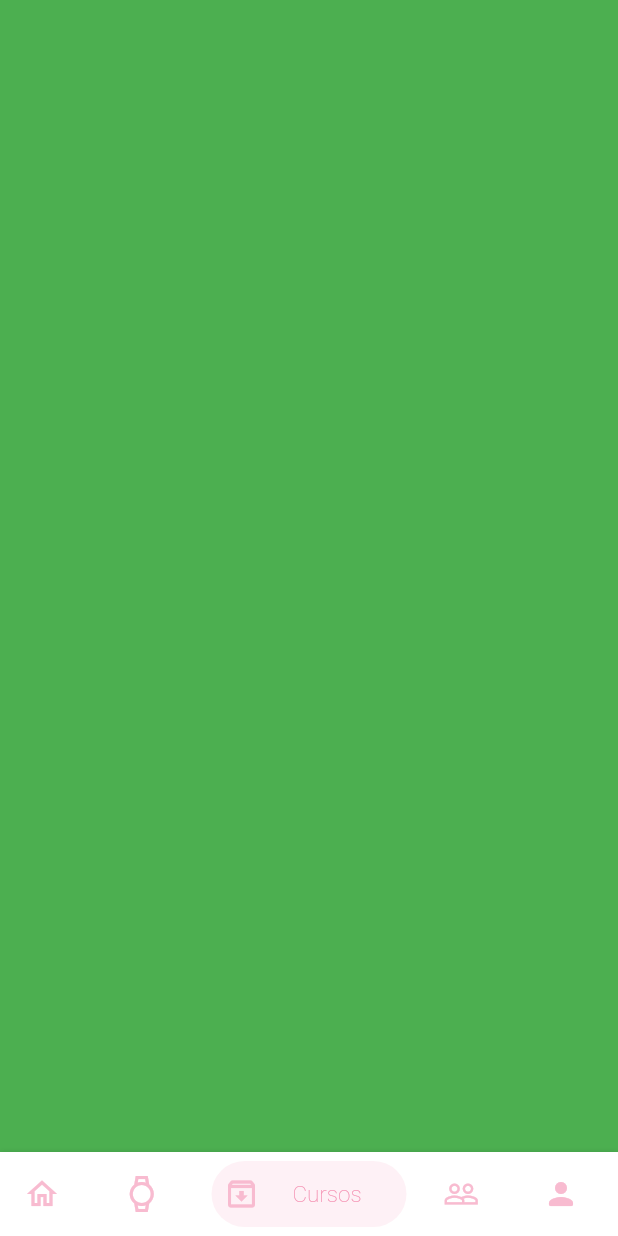
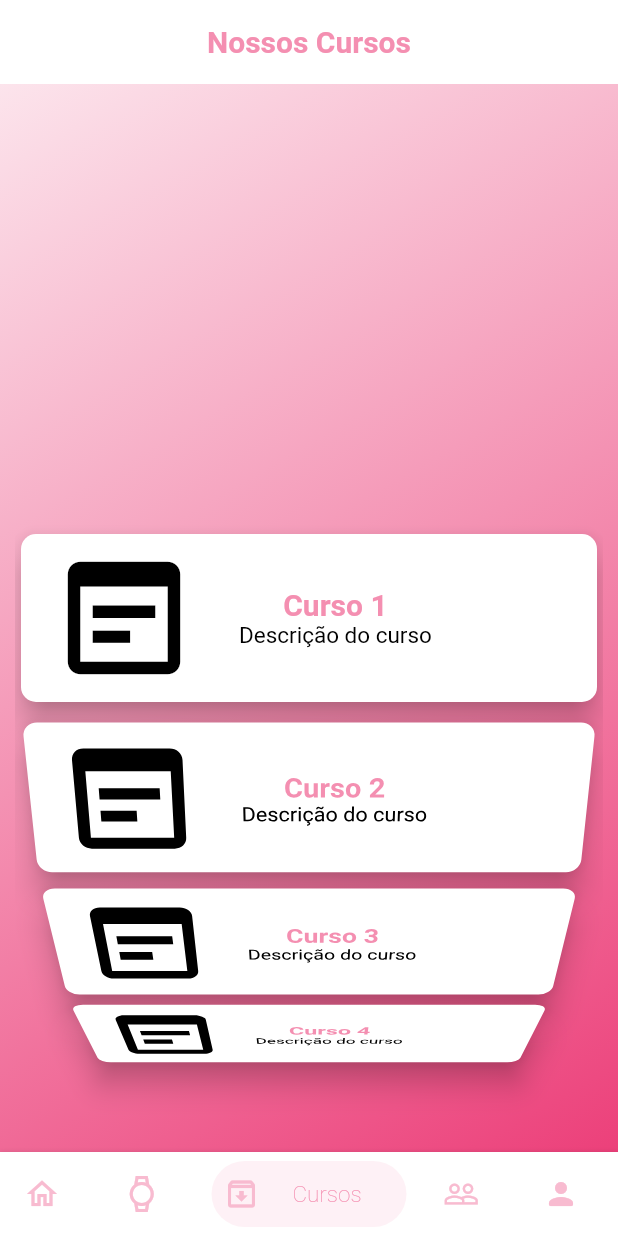
Before and after one commit to deyvissoneduardo/app-patino-studio, a Flutter app: the screen it shows after launch, swiped to page 3, on a phone screen of 412 x 824 dp. Run offline on Flutter 3.47's test engine with Material 2 defaults, Android fonts, the light colour scheme and no system bars; drawn by our look-alikes of bottom_navy_bar; our stand-ins replace flutter_icons, flutter_modular, mobx; generated files the repository leaves out were written again.

Commit message:
page cursos

```diff
--- a/lib/core/app_module.dart
+++ b/lib/core/app_module.dart
@@ -1,4 +1,6 @@
 import 'package:flutter_modular/flutter_modular.dart';
+import 'package:patino1/page/courses/controller/courses_controller.dart';
+import 'package:patino1/page/courses/courses_module.dart';
 import 'package:patino1/page/home/controller/home_controller.dart';
 import 'package:patino1/page/home/home_module.dart';
 import 'package:patino1/page/info/controller/info_controller.dart';
@@ -9,11 +11,13 @@ class AppModule extends Module {
   List<Bind> get binds => [
         Bind((i) => HomeController()),
         Bind((i) => InfoController()),
+        Bind((i) => CoursesController())
       ];
 
   @override
   List<ModularRoute> get routes => [
         ModuleRoute('/', module: HomeModule()),
+        ModuleRoute('/couses', module: CoursesModule()),
         ModuleRoute('/info', module: InfoModule()),
       ];
 }
--- /dev/null
+++ b/lib/page/courses/controller/courses_controller.dart
@@ -0,0 +1,6 @@
+import 'package:mobx/mobx.dart';
+part 'courses_controller.g.dart';
+
+class CoursesController = _CoursesControllerBase with _$CoursesController;
+
+abstract class _CoursesControllerBase with Store {}
--- /dev/null
+++ b/lib/page/courses/courses_module.dart
@@ -0,0 +1,15 @@
+import 'package:flutter_modular/flutter_modular.dart';
+import 'package:patino1/page/courses/controller/courses_controller.dart';
+import 'package:patino1/page/courses/courses_page.dart';
+
+class CoursesModule extends Module {
+  @override
+  final List<Bind> binds = [
+    Bind.lazySingleton((i) => CoursesController()),
+  ];
+
+  @override
+  final List<ModularRoute> routes = [
+    ChildRoute('/courses', child: (_, __) => CoursesPage())
+  ];
+}
--- /dev/null
+++ b/lib/page/courses/courses_page.dart
@@ -0,0 +1,31 @@
+import 'package:flutter/material.dart';
+import 'package:flutter_modular/flutter_modular.dart';
+import 'package:patino1/core/app_colors.dart';
+import 'package:patino1/core/app_gradients.dart';
+import 'package:patino1/core/app_text_style.dart';
+import 'package:patino1/page/courses/controller/courses_controller.dart';
+import 'package:patino1/page/courses/widgets/app_bar_courses/app_bar_widget_courses.dart';
+import 'package:patino1/page/courses/widgets/content_card_course/content_card_course.dart';
+import 'package:patino1/page/courses/widgets/description_course_widget/description_course_widget.dart';
+import 'package:patino1/page/courses/widgets/title_course_widget/title_course_widget.dart';
+
+class CoursesPage extends StatefulWidget {
+  CoursesPage({Key key}) : super(key: key);
+
+  @override
+  _CoursesPageState createState() => _CoursesPageState();
+}
+
+class _CoursesPageState extends ModularState<CoursesPage, CoursesController> {
+  @override
+  Widget build(BuildContext context) {
+    return LayoutBuilder(builder: (context, constrainsts) {
+      return Scaffold(
+          appBar: AppBarCourses(),
+          body: Container(
+              padding: EdgeInsets.symmetric(horizontal: 10),
+              decoration: BoxDecoration(gradient: AppGradients.linear),
+              child: ContentCardCourse()));
+    });
+  }
+}
--- /dev/null
+++ b/lib/page/courses/widgets/app_bar_courses/app_bar_widget_courses.dart
@@ -0,0 +1,18 @@
+import 'package:flutter/material.dart';
+import 'package:flutter/widgets.dart';
+import 'package:patino1/core/app_colors.dart';
+import 'package:patino1/core/exports_app_core.dart';
+
+class AppBarCourses extends PreferredSize {
+  AppBarCourses()
+      : super(
+            preferredSize: Size(double.infinity, 56),
+            child: AppBar(
+                elevation: 0,
+                backgroundColor: AppColors.colorCotainerWrite,
+                title: Container(
+                  alignment: Alignment.center,
+                  child:
+                      Text('Nossos Cursos', style: AppTextStyle.textPinkBold20),
+                )));
+}
--- /dev/null
+++ b/lib/page/courses/widgets/content_card_course/content_card_course.dart
@@ -0,0 +1,62 @@
+import 'package:flutter/material.dart';
+import 'package:patino1/core/exports_app_core.dart';
+import 'package:patino1/page/courses/widgets/description_course_widget/description_course_widget.dart';
+import 'package:patino1/page/courses/widgets/title_course_widget/title_course_widget.dart';
+
+class ContentCardCourse extends StatefulWidget {
+  ContentCardCourse({Key key}) : super(key: key);
+
+  @override
+  _ContentCardCourseState createState() => _ContentCardCourseState();
+}
+
+class _ContentCardCourseState extends State<ContentCardCourse> {
+  @override
+  Widget build(BuildContext context) {
+    return LayoutBuilder(builder: (context, constraints) {
+      return ListWheelScrollView(
+        children: listItems(context, constraints),
+        itemExtent: 120,
+        useMagnifier: false,
+        magnification: 1.25,
+      );
+    });
+  }
+
+  List<Widget> listItems(BuildContext context, BoxConstraints constrainsts) {
+    int i = 0;
+    List<Widget> items = [];
+    do {
+      i += 1;
+      items.add(Container(
+        width: constrainsts.maxHeight,
+        child: Card(
+          elevation: 8,
+          shape:
+              RoundedRectangleBorder(borderRadius: BorderRadius.circular(10)),
+          child: Row(
+            children: [
+              Container(
+                width: MediaQuery.of(context).size.width / 3,
+                height: MediaQuery.of(context).size.height,
+                child: Icon(Icons.wysiwyg_outlined,
+                    size: 100, color: AppColors.corTextBlack),
+              ),
+              const SizedBox(width: 8),
+              Column(
+                crossAxisAlignment: CrossAxisAlignment.center,
+                mainAxisAlignment: MainAxisAlignment.center,
+                children: [
+                  TitleCourseWidget(title: 'Curso $i'),
+                  const SizedBox(width: 5),
+                  DescriptionWidget(description: 'Descrição do curso')
+                ],
+              )
+            ],
+          ),
+        ),
+      ));
+    } while (i <= 100);
+    return items;
+  }
+}
--- /dev/null
+++ b/lib/page/courses/widgets/description_course_widget/description_course_widget.dart
@@ -0,0 +1,17 @@
+import 'package:flutter/material.dart';
+import 'package:patino1/core/exports_app_core.dart';
+
+class DescriptionWidget extends StatefulWidget {
+  String description;
+  DescriptionWidget({Key key, this.description}) : super(key: key);
+
+  @override
+  _DescriptionWidgetState createState() => _DescriptionWidgetState();
+}
+
+class _DescriptionWidgetState extends State<DescriptionWidget> {
+  @override
+  Widget build(BuildContext context) {
+    return Text(this.widget.description, style: AppTextStyle.textBlack15);
+  }
+}
--- /dev/null
+++ b/lib/page/courses/widgets/title_course_widget/title_course_widget.dart
@@ -0,0 +1,18 @@
+import 'package:flutter/material.dart';
+import 'package:patino1/core/exports_app_core.dart';
+
+// ignore: must_be_immutable
+class TitleCourseWidget extends StatefulWidget {
+  String title;
+  TitleCourseWidget({Key key, this.title}) : super(key: key);
+
+  @override
+  _TitleCourseWidgetState createState() => _TitleCourseWidgetState();
+}
+
+class _TitleCourseWidgetState extends State<TitleCourseWidget> {
+  @override
+  Widget build(BuildContext context) {
+    return Text(this.widget.title, style: AppTextStyle.textPinkBold20);
+  }
+}
--- a/lib/page/home/home_page.dart
+++ b/lib/page/home/home_page.dart
@@ -3,6 +3,7 @@ import 'package:bottom_navy_bar/bottom_navy_bar.dart';
 import 'package:flutter_icons/flutter_icons.dart';
 import 'package:flutter_modular/flutter_modular.dart';
 import 'package:patino1/core/exports_app_core.dart';
+import 'package:patino1/page/courses/courses_page.dart';
 import 'package:patino1/page/info/info_page.dart';
 
 import 'controller/home_controller.dart';
@@ -26,7 +27,7 @@ class _HomePageState extends ModularState<HomePage, HomeController> {
           children: [
             Container(color: Colors.brown),
             Container(color: Colors.red),
-            Container(color: Colors.green),
+            CoursesPage(),
             Container(color: Colors.blue),
             InfoPage(),
           ],
--- /dev/null
+++ b/lib/shared/constantes.dart
@@ -0,0 +1 @@
+final pathLogo = 'assets/logo.png';
--- a/lib/shared/export_shared.dart
+++ b/lib/shared/export_shared.dart
@@ -1,3 +1 @@
 export 'logo_center/app_logo_center.dart';
-
-export 'valid_form/valid_form.dart';
--- a/lib/shared/valid_form/valid_form.dart
+++ /dev/null
@@ -1,17 +0,0 @@
-import 'package:flutter/material.dart';
-
-class FormController {
-  var key = GlobalKey<FormState>();
-
-  // metodo que valida o formulario
-  bool validForm() {
-    var form = key.currentState;
-
-    if (form.validate()) {
-      form.save();
-      return true;
-    } else {
-      return false;
-    }
-  }
-}
--- a/pubspec.yaml
+++ b/pubspec.yaml
@@ -54,7 +54,8 @@ flutter:
   # assets:
   #   - images/a_dot_burr.jpeg
   #   - images/a_dot_ham.jpeg
-
+  assets:
+      - assets/logo.png
   # An image asset can refer to one or more resolution-specific "variants", see
   # https://flutter.dev/assets-and-images/#resolution-aware.
 
```
Also changed, not shown: assets/logo.png (added), lib/page/courses/controller/courses_controller.g.dart (added).
